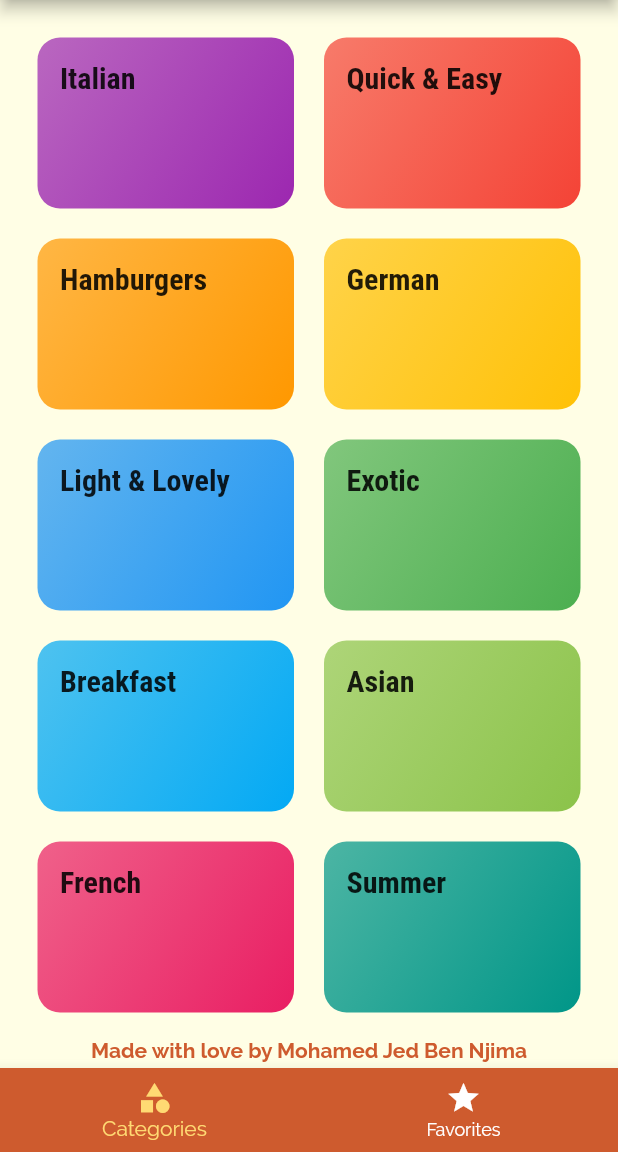
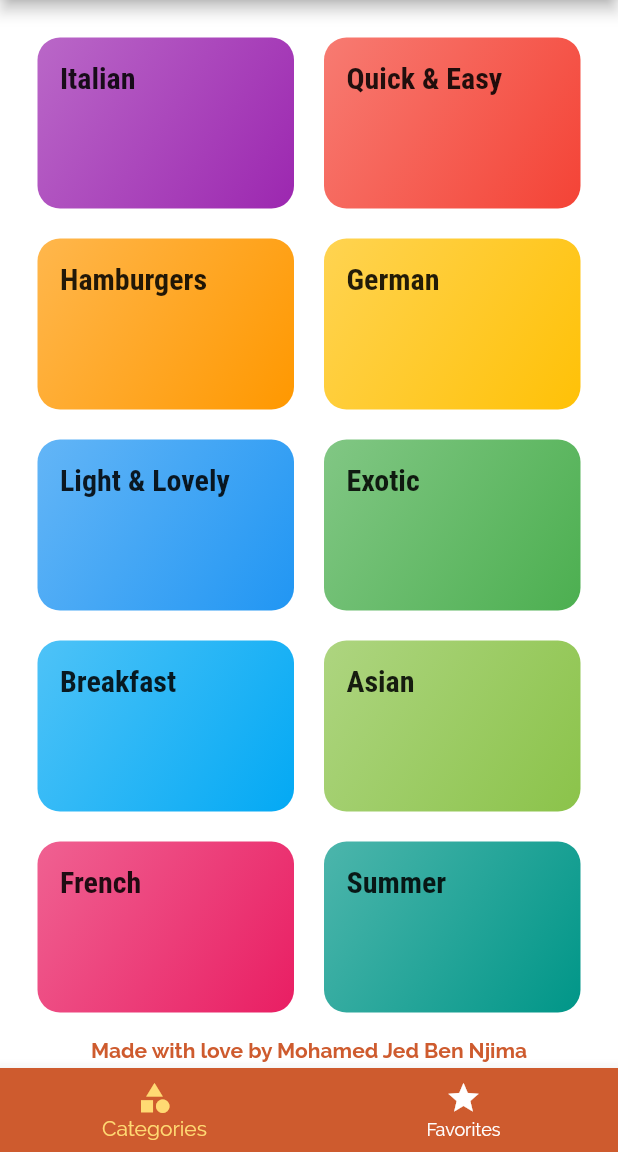
Before and after one commit to HumHumDude/RecetteFlut, a Flutter app: the screen it shows after launch, on a phone screen of 412 x 824 dp, the part 84-1236 px from its top. Run offline on Flutter 3.47's test engine with Material 2 defaults, Android fonts, the phone set to English and light mode, and no system bars.

Commit message:
White Background, previous color was greyish

```diff
--- a/lib/main.dart
+++ b/lib/main.dart
@@ -75,7 +75,7 @@ class _MyAppState extends State<MyApp> {
       theme: ThemeData(
         primaryColor: Color(0xFFCE5B2E),
         accentColor: Color(0xFFFFDA73),
-        canvasColor: Color.fromRGBO(255, 254, 229, 1),
+        canvasColor: Colors.white,
         fontFamily: 'Raleway',
         textTheme: ThemeData.light().textTheme.copyWith(
             bodyText1: TextStyle(
```
